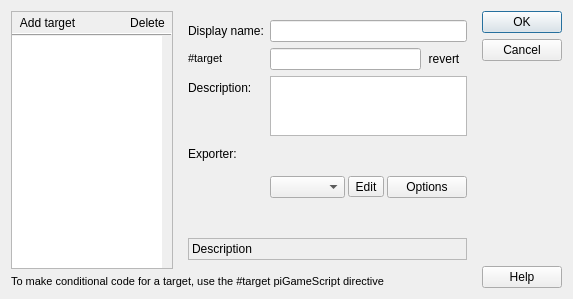
Above: baseide/buildtargets.ui from spytheman/piGameCreator before the change. Below: the same form after it.
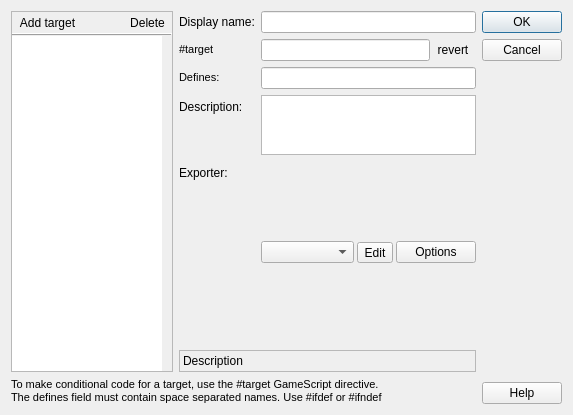
That is the form after the change. Icons and pictures are not drawn.

```diff
--- a/baseide/buildtargets.ui
+++ b/baseide/buildtargets.ui
@@ -7,14 +7,14 @@
     <x>0</x>
     <y>0</y>
     <width>573</width>
-    <height>299</height>
+    <height>415</height>
    </rect>
   </property>
   <property name="windowTitle">
    <string>Project Build Targets</string>
   </property>
   <property name="windowIcon">
-   <iconset resource="resources.qrc">
+   <iconset resource="../sharedcode/resources.qrc">
     <normaloff>:/resources/RES/ffficons/computer.png</normaloff>:/resources/RES/ffficons/computer.png</iconset>
   </property>
   <property name="modal">
@@ -63,7 +63,7 @@
                <string>Add target</string>
               </property>
               <property name="icon">
-               <iconset resource="resources.qrc">
+               <iconset resource="../sharedcode/resources.qrc">
                 <normaloff>:/resources/RES/ffficons/add.png</normaloff>:/resources/RES/ffficons/add.png</iconset>
               </property>
               <property name="toolButtonStyle">
@@ -96,7 +96,7 @@
                <string>Delete</string>
               </property>
               <property name="icon">
-               <iconset resource="resources.qrc">
+               <iconset resource="../sharedcode/resources.qrc">
                 <normaloff>:/resources/RES/ffficons/delete.png</normaloff>:/resources/RES/ffficons/delete.png</iconset>
               </property>
               <property name="toolButtonStyle">
@@ -152,6 +152,12 @@
      <item>
       <widget class="QWidget" name="SettingsPart" native="true">
        <layout class="QFormLayout" name="formLayout">
+        <property name="fieldGrowthPolicy">
+         <enum>QFormLayout::AllNonFixedFieldsGrow</enum>
+        </property>
+        <property name="margin">
+         <number>0</number>
+        </property>
         <item row="0" column="0">
          <widget class="QLabel" name="label">
           <property name="text">
@@ -187,7 +193,7 @@
              <string>revert</string>
             </property>
             <property name="icon">
-             <iconset resource="resources.qrc">
+             <iconset resource="../sharedcode/resources.qrc">
               <normaloff>:/resources/RES/ffficons/arrow_refresh_small.png</normaloff>:/resources/RES/ffficons/arrow_refresh_small.png</iconset>
             </property>
             <property name="autoRaise">
@@ -197,14 +203,14 @@
           </item>
          </layout>
         </item>
-        <item row="2" column="0">
+        <item row="3" column="0">
          <widget class="QLabel" name="label_4">
           <property name="text">
            <string>Description:</string>
           </property>
          </widget>
         </item>
-        <item row="2" column="1">
+        <item row="3" column="1">
          <widget class="QPlainTextEdit" name="DescText">
           <property name="sizePolicy">
            <sizepolicy hsizetype="Expanding" vsizetype="Minimum">
@@ -220,14 +226,14 @@
           </property>
          </widget>
         </item>
-        <item row="3" column="0">
+        <item row="4" column="0">
          <widget class="QLabel" name="label_3">
           <property name="text">
            <string>Exporter:</string>
           </property>
          </widget>
         </item>
-        <item row="3" column="1">
+        <item row="4" column="1">
          <widget class="QStackedWidget" name="stackedWidget">
           <property name="currentIndex">
            <number>0</number>
@@ -256,7 +262,7 @@
                <string>Edit</string>
               </property>
               <property name="icon">
-               <iconset resource="resources.qrc">
+               <iconset resource="../sharedcode/resources.qrc">
                 <normaloff>:/resources/RES/ffficons/textfield_rename.png</normaloff>:/resources/RES/ffficons/textfield_rename.png</iconset>
               </property>
              </widget>
@@ -267,7 +273,7 @@
                <string>Options</string>
               </property>
               <property name="icon">
-               <iconset resource="resources.qrc">
+               <iconset resource="../sharedcode/resources.qrc">
                 <normaloff>:/resources/RES/checks.png</normaloff>:/resources/RES/checks.png</iconset>
               </property>
              </widget>
@@ -291,7 +297,7 @@
                <string>Select</string>
               </property>
               <property name="icon">
-               <iconset resource="resources.qrc">
+               <iconset resource="../sharedcode/resources.qrc">
                 <normaloff>:/resources/RES/cursor.png</normaloff>:/resources/RES/cursor.png</iconset>
               </property>
              </widget>
@@ -302,7 +308,7 @@
                <string>Options</string>
               </property>
               <property name="icon">
-               <iconset resource="resources.qrc">
+               <iconset resource="../sharedcode/resources.qrc">
                 <normaloff>:/resources/RES/ffficons/page_white_edit.png</normaloff>:/resources/RES/ffficons/page_white_edit.png</iconset>
               </property>
              </widget>
@@ -311,7 +317,7 @@
           </widget>
          </widget>
         </item>
-        <item row="4" column="0" colspan="2">
+        <item row="5" column="0" colspan="2">
          <widget class="QFrame" name="frame">
           <property name="frameShape">
            <enum>QFrame::StyledPanel</enum>
@@ -345,6 +351,20 @@
           </layout>
          </widget>
         </item>
+        <item row="2" column="0">
+         <widget class="QLabel" name="label_6">
+          <property name="text">
+           <string>&lt;!DOCTYPE HTML PUBLIC &quot;-//W3C//DTD HTML 4.0//EN&quot; &quot;http://www.w3.org/TR/REC-html40/strict.dtd&quot;&gt;
+&lt;html&gt;&lt;head&gt;&lt;meta name=&quot;qrichtext&quot; content=&quot;1&quot; /&gt;&lt;style type=&quot;text/css&quot;&gt;
+p, li { white-space: pre-wrap; }
+&lt;/style&gt;&lt;/head&gt;&lt;body style=&quot; font-family:'MS Shell Dlg 2'; font-size:8.25pt; font-weight:400; font-style:normal;&quot;&gt;
+&lt;p style=&quot; margin-top:0px; margin-bottom:0px; margin-left:0px; margin-right:0px; -qt-block-indent:0; text-indent:0px;&quot;&gt;&lt;span style=&quot; font-size:8pt;&quot;&gt;Defines:&lt;/span&gt;&lt;/p&gt;&lt;/body&gt;&lt;/html&gt;</string>
+          </property>
+         </widget>
+        </item>
+        <item row="2" column="1">
+         <widget class="QLineEdit" name="defines"/>
+        </item>
        </layout>
       </widget>
      </item>
@@ -411,12 +431,19 @@
    </item>
    <item row="1" column="0">
     <widget class="QLabel" name="label_2">
+     <property name="sizePolicy">
+      <sizepolicy hsizetype="Preferred" vsizetype="Fixed">
+       <horstretch>0</horstretch>
+       <verstretch>0</verstretch>
+      </sizepolicy>
+     </property>
      <property name="text">
       <string>&lt;!DOCTYPE HTML PUBLIC &quot;-//W3C//DTD HTML 4.0//EN&quot; &quot;http://www.w3.org/TR/REC-html40/strict.dtd&quot;&gt;
 &lt;html&gt;&lt;head&gt;&lt;meta name=&quot;qrichtext&quot; content=&quot;1&quot; /&gt;&lt;style type=&quot;text/css&quot;&gt;
 p, li { white-space: pre-wrap; }
 &lt;/style&gt;&lt;/head&gt;&lt;body style=&quot; font-family:'MS Shell Dlg 2'; font-size:8.25pt; font-weight:400; font-style:normal;&quot;&gt;
-&lt;p style=&quot; margin-top:0px; margin-bottom:0px; margin-left:0px; margin-right:0px; -qt-block-indent:0; text-indent:0px;&quot;&gt;&lt;span style=&quot; font-size:8pt;&quot;&gt;To make conditional code for a target, use the &lt;/span&gt;&lt;span style=&quot; font-family:'Courier New,courier'; font-size:8pt;&quot;&gt;#target&lt;/span&gt;&lt;span style=&quot; font-size:8pt;&quot;&gt; piGameScript directive&lt;/span&gt;&lt;/p&gt;&lt;/body&gt;&lt;/html&gt;</string>
+&lt;p style=&quot; margin-top:0px; margin-bottom:0px; margin-left:0px; margin-right:0px; -qt-block-indent:0; text-indent:0px;&quot;&gt;&lt;span style=&quot; font-size:8pt;&quot;&gt;To make conditional code for a target, use the &lt;/span&gt;&lt;span style=&quot; font-family:'Courier New,courier'; font-size:8pt;&quot;&gt;#target&lt;/span&gt;&lt;span style=&quot; font-size:8pt;&quot;&gt; GameScript directive.&lt;/span&gt;&lt;/p&gt;
+&lt;p style=&quot; margin-top:0px; margin-bottom:0px; margin-left:0px; margin-right:0px; -qt-block-indent:0; text-indent:0px;&quot;&gt;&lt;span style=&quot; font-size:8pt;&quot;&gt;The defines field must contain space separated names. Use &lt;/span&gt;&lt;span style=&quot; font-family:'Courier New,courier'; font-size:8pt;&quot;&gt;#ifdef&lt;/span&gt;&lt;span style=&quot; font-size:8pt;&quot;&gt; or &lt;/span&gt;&lt;span style=&quot; font-family:'Courier New,courier'; font-size:8pt;&quot;&gt;#ifndef&lt;/span&gt;&lt;/p&gt;&lt;/body&gt;&lt;/html&gt;</string>
      </property>
      <property name="wordWrap">
       <bool>true</bool>
```
Left out of the diff: 5 changed lines with no effect on the pictures.
